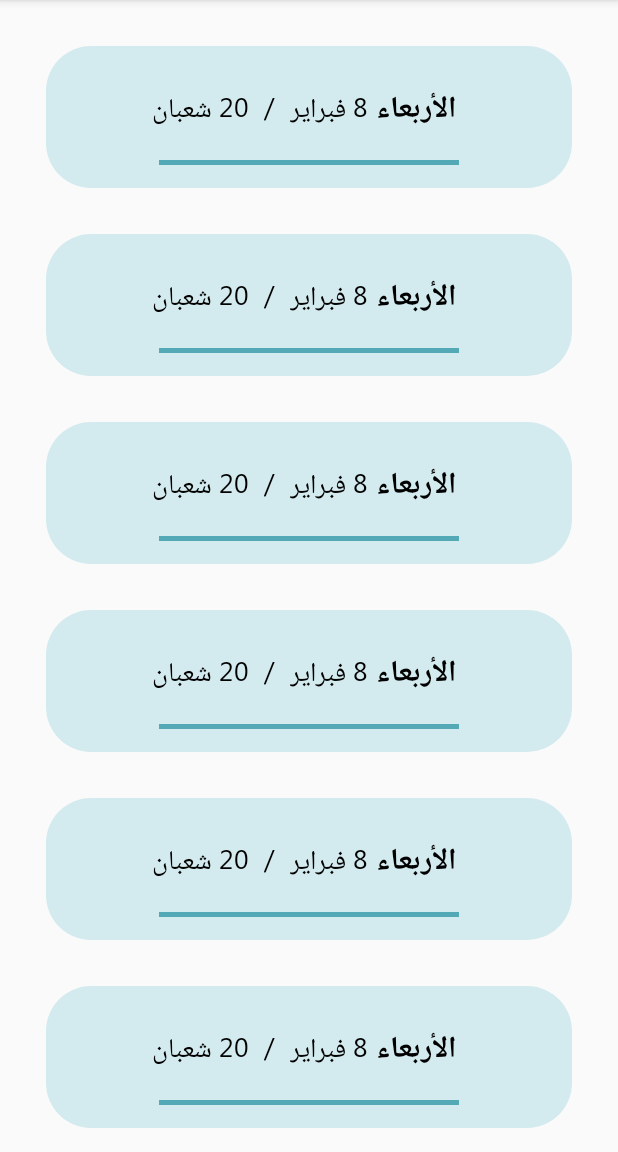
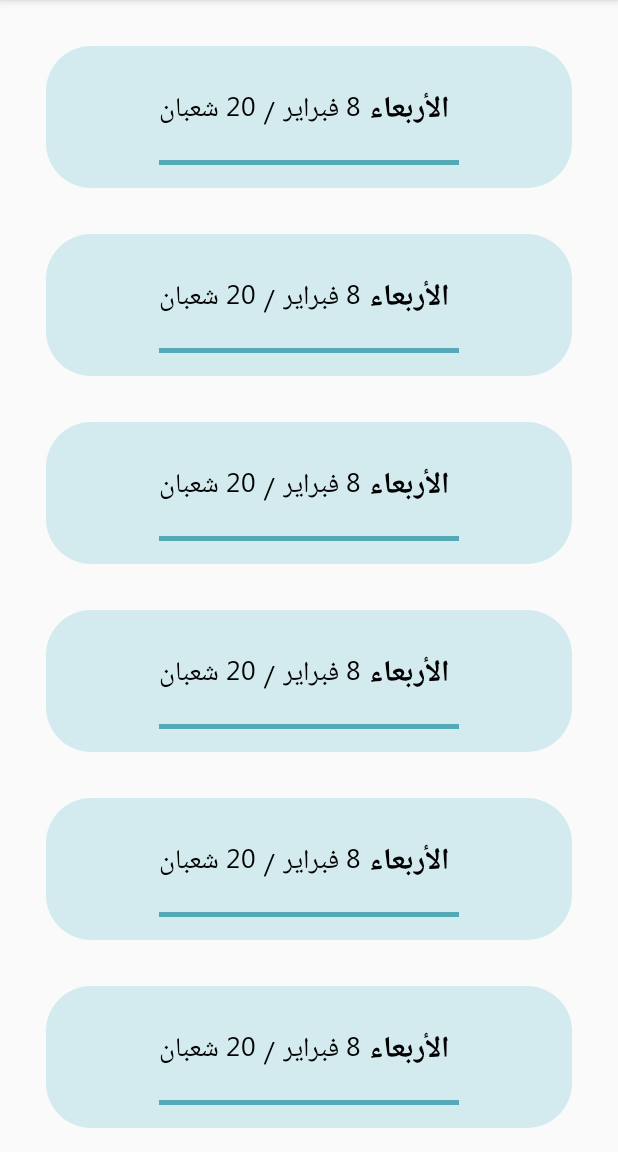
Before and after one commit to muhammedkhaled/WortelElQuran, an Android app: the screen it shows after launch (MainActivity), on a phone screen of 412 x 824 dp, the part 84-1236 px from its top. Run offline under Robolectric (Android 15) with nearby library versions, the phone set to English and light mode, and no system bars.

Commit message:
fragment of time table

```diff
--- a/app/src/main/java/com/example/ertaqiwratel/presentation/activities/TimeTableAdapter.java
+++ b/app/src/main/java/com/example/ertaqiwratel/presentation/activities/TimeTableAdapter.java
@@ -4,6 +4,7 @@ import android.view.LayoutInflater;
 import android.view.View;
 import android.view.ViewGroup;
 import android.widget.ImageView;
+import android.widget.LinearLayout;
 import android.widget.RelativeLayout;
 import android.widget.TextView;
 
@@ -52,7 +53,8 @@ public class TimeTableAdapter extends RecyclerView.Adapter<TimeTableAdapter.Time
     public class TimeViewHolder extends RecyclerView.ViewHolder {
         TextView day, regularDate, higriDate, rateFarPast, rateNearPast, rateMetn, rateNewSave;
         ImageView check;
-        RelativeLayout topTitle, expandable;
+        RelativeLayout expandable;
+        LinearLayout topTitle;
 
         public TimeViewHolder(@NonNull View itemView) {
             super(itemView);
--- a/app/src/main/res/layout/table_item1.xml
+++ b/app/src/main/res/layout/table_item1.xml
@@ -1,17 +1,19 @@
 <?xml version="1.0" encoding="utf-8"?>
 <androidx.constraintlayout.widget.ConstraintLayout xmlns:android="http://schemas.android.com/apk/res/android"
     xmlns:app="http://schemas.android.com/apk/res-auto"
-    android:layout_width="wrap_content"
+    android:layout_width="match_parent"
     android:layout_height="wrap_content"
     android:layout_margin="15dp"
     android:background="@drawable/radius_rectangle_time_table"
     android:padding="15dp">
 
-    <RelativeLayout
+    <LinearLayout
         android:id="@+id/top_title"
-        android:layout_width="wrap_content"
+        android:layout_width="0dp"
         android:layout_height="wrap_content"
         android:gravity="center"
+        android:layoutDirection="rtl"
+        android:orientation="horizontal"
         android:padding="5dp"
         app:layout_constraintEnd_toEndOf="parent"
         app:layout_constraintStart_toStartOf="parent"
@@ -21,10 +23,7 @@
             android:id="@+id/tv_day_name"
             android:layout_width="wrap_content"
             android:layout_height="wrap_content"
-            android:layout_alignParentTop="true"
-            android:layout_alignParentRight="true"
             android:layout_margin="5dp"
-            android:layout_marginRight="10dp"
             android:fontFamily="@font/segoe_ui"
             android:text="@string/saturday"
             android:textColor="@android:color/background_dark"
@@ -35,8 +34,6 @@
             android:id="@+id/tv_regular_date"
             android:layout_width="wrap_content"
             android:layout_height="wrap_content"
-            android:layout_alignBaseline="@id/tv_day_name"
-            android:layout_toLeftOf="@id/tv_day_name"
             android:fontFamily="@font/segoe_ui"
             android:text="@string/regular_date"
             android:textColor="@android:color/background_dark"
@@ -46,9 +43,8 @@
             android:id="@+id/tv_slash"
             android:layout_width="wrap_content"
             android:layout_height="wrap_content"
-            android:layout_alignBaseline="@id/tv_regular_date"
-            android:layout_marginRight="10dp"
-            android:layout_toLeftOf="@id/tv_regular_date"
+            android:layout_marginStart="5dp"
+            android:layout_marginEnd="5dp"
             android:fontFamily="@font/segoe_ui"
             android:text="@string/slash"
             android:textColor="@android:color/background_dark"
@@ -58,15 +54,12 @@
             android:id="@+id/tv_higri_date"
             android:layout_width="wrap_content"
             android:layout_height="wrap_content"
-            android:layout_alignBaseline="@id/tv_regular_date"
-            android:layout_marginRight="10dp"
-            android:layout_toLeftOf="@id/tv_slash"
             android:fontFamily="@font/segoe_ui"
             android:text="@string/higri_date"
             android:textColor="@android:color/background_dark"
             android:textSize="@dimen/small" />
 
-    </RelativeLayout>
+    </LinearLayout>
 
     <View
         android:id="@+id/view_under_line"
```
